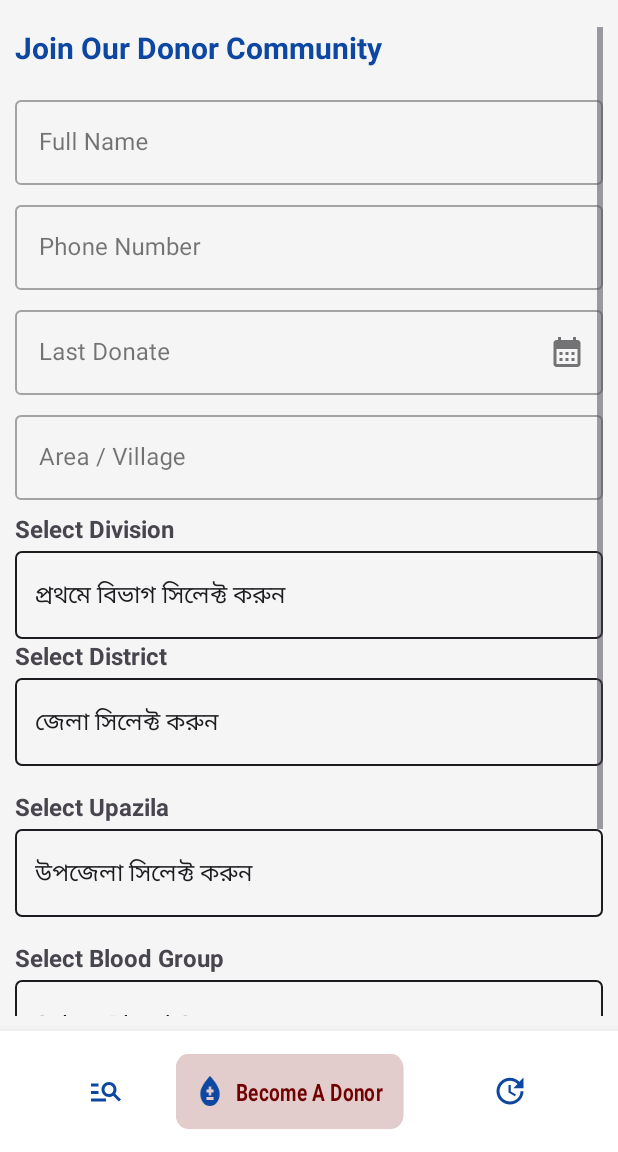
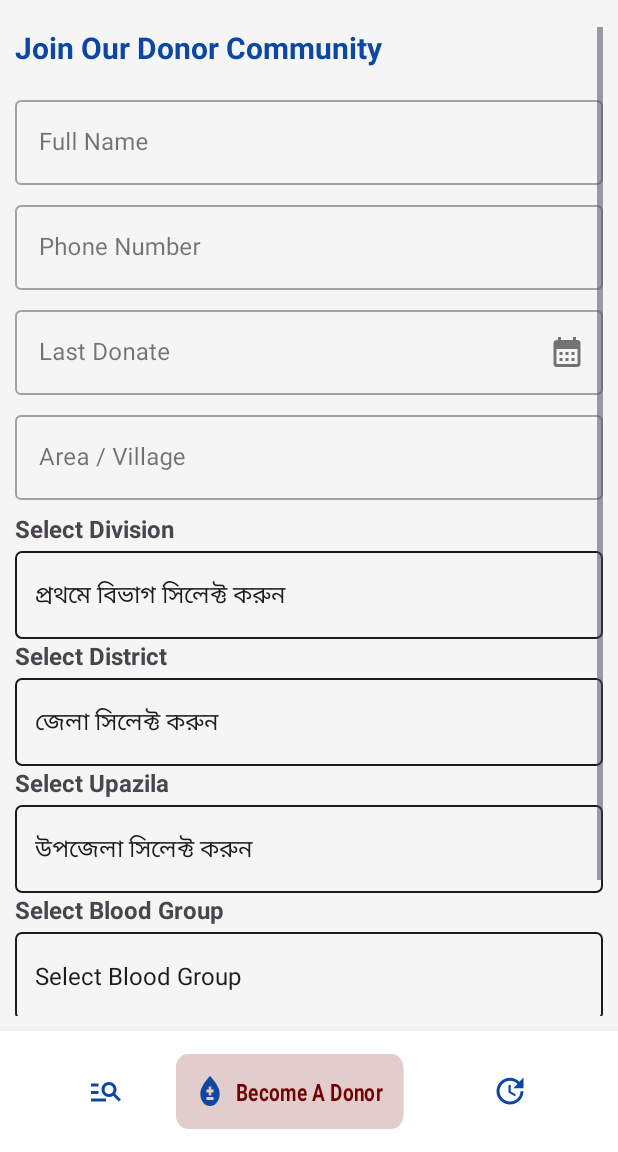
Before and after one commit to SHTSoftware/RaktoDaan-Blood-Donation, an Android app: the screen it shows after launch (MainActivity), after a tap on an icon or button, on a phone screen of 412 x 824 dp, the part 84-1236 px from its top. Run offline under Robolectric (Android 15) with nearby library versions, the phone set to English and light mode, and no system bars; our stand-ins replace Volley.

Commit message:
fragment_donor.xml

```diff
--- a/app/src/main/res/layout/fragment_donor.xml
+++ b/app/src/main/res/layout/fragment_donor.xml
@@ -156,8 +156,7 @@
                 android:layout_height="wrap_content"
                 android:background="@drawable/spinner_background"
                 android:spinnerMode="dropdown"
-                android:dropDownVerticalOffset="10dp"
-                android:layout_marginBottom="16dp" />
+                android:dropDownVerticalOffset="10dp" />
 
             <TextView
                 android:layout_width="wrap_content"
@@ -174,8 +173,7 @@
                 android:layout_height="wrap_content"
                 android:background="@drawable/spinner_background"
                 android:spinnerMode="dropdown"
-                android:dropDownVerticalOffset="10dp"
-                android:layout_marginBottom="16dp" />
+                android:dropDownVerticalOffset="10dp" />
 
             <TextView
                 android:layout_width="wrap_content"
@@ -192,8 +190,7 @@
                 android:layout_height="wrap_content"
                 android:background="@drawable/spinner_background"
                 android:spinnerMode="dropdown"
-                android:dropDownVerticalOffset="10dp"
-                android:layout_marginBottom="16dp" />
+                android:dropDownVerticalOffset="10dp" />
 
 
             <!-- Submit -->
```
